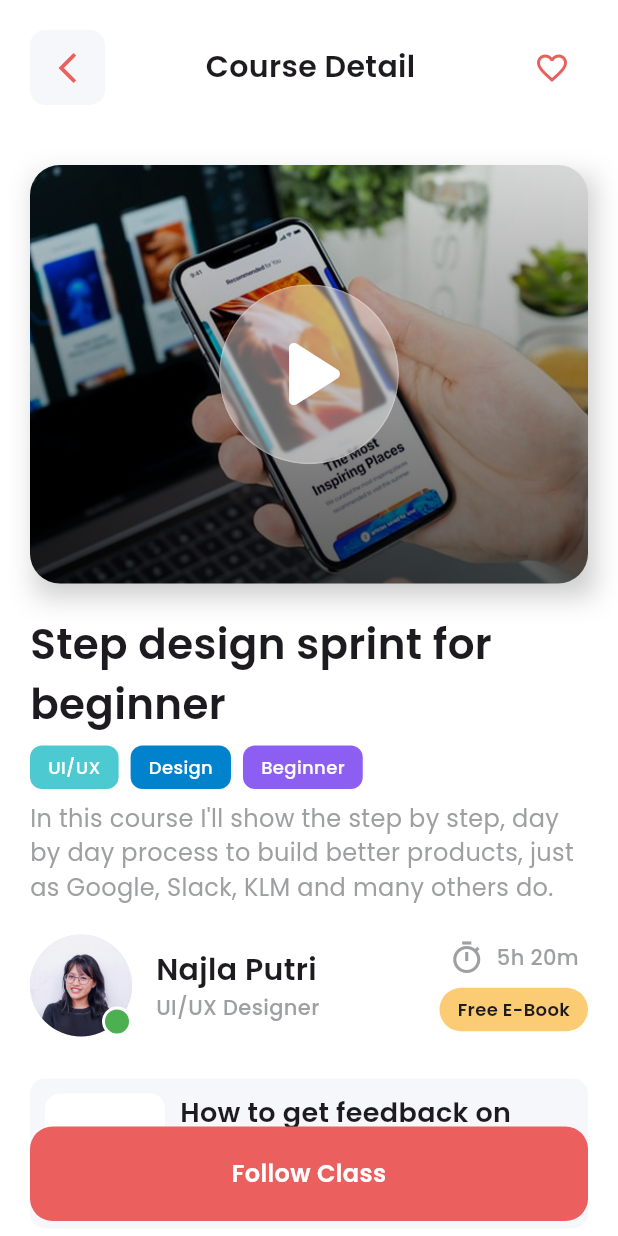
After one commit to agungkurniawanid/ajheryuk_app, a Flutter app: the DetailCardCarousel screen opened directly, on a phone screen of 412 x 824 dp. The commit adds this screen. Run offline on Flutter 3.47's test engine with Material 3 defaults, Android fonts, the phone set to English and light mode, and no system bars; our stand-ins replace flutter_riverpod, google_fonts.

Commit message:
update ui detail card course

```diff
--- a/lib/models/carousels.dart
+++ b/lib/models/carousels.dart
@@ -3,12 +3,18 @@ class CardData {
   final String duration;
   final List<String> tags;
   final String imagePath;
+  final String imageModerator;
+  final String nameModerator;
+  final String positionModerator;
 
   CardData({
     required this.title,
     required this.duration,
     required this.tags,
     required this.imagePath,
+    this.imageModerator = "",
+    this.nameModerator = "",
+    this.positionModerator = "",
   });
 }
 
@@ -18,53 +24,80 @@ final List<CardData> cardDataList = [
     duration: "4h 10m",
     tags: ["UI/UX", "Design", "Beginner"],
     imagePath: "assets/images/Base Background.png",
+    imageModerator: "assets/person/person (11).jpg",
+    nameModerator: "Najla Putri",
+    positionModerator: "UI/UX Designer",
   ),
   CardData(
     title: "Flutter Development",
     duration: "6h 45m",
     tags: ["Coding", "Flutter", "Intermediate"],
     imagePath: "assets/images/bg (2).png",
+    imageModerator: "assets/person/person (12).jpg",
+    nameModerator: "Budi Santoso",
+    positionModerator: "Flutter Developer",
   ),
   CardData(
-    title: "Advanced Training in SEO Marketing",
+    title: "SEO Marketing",
     duration: "3h 20m",
     tags: ["Marketing", "SEO", "Advanced"],
     imagePath: "assets/images/bg (3).png",
+    imageModerator: "assets/person/person (13).jpg",
+    nameModerator: "Sari Wulandari",
+    positionModerator: "Digital Marketing Specialist",
   ),
   CardData(
     title: "Business Strategy",
     duration: "5h 00m",
     tags: ["Business", "Strategy", "Pro"],
     imagePath: "assets/images/bg (4).png",
+    imageModerator: "assets/person/person (14).jpg",
+    nameModerator: "Agus Prasetyo",
+    positionModerator: "Business Analyst",
   ),
   CardData(
     title: "Photography Mastery",
     duration: "2h 50m",
     tags: ["Photography", "Editing", "Basic"],
     imagePath: "assets/images/bg (5).png",
+    imageModerator: "assets/person/person (15).jpg",
+    nameModerator: "Putri Ayuningtyas",
+    positionModerator: "Professional Photographer",
   ),
   CardData(
     title: "Copywriting Tips",
     duration: "3h 15m",
     tags: ["Writing", "Copywriting", "Expert"],
     imagePath: "assets/images/bg (6).png",
+    imageModerator: "assets/person/person (16).jpg",
+    nameModerator: "Rizki Hartono",
+    positionModerator: "Senior Copywriter",
   ),
   CardData(
     title: "Music Production",
     duration: "4h 30m",
     tags: ["Music", "Production", "Starter"],
     imagePath: "assets/images/bg (7).png",
+    imageModerator: "assets/person/person (17).jpg",
+    nameModerator: "Dian Prasetya",
+    positionModerator: "Music Producer",
   ),
   CardData(
     title: "Healthy Lifestyle",
     duration: "2h 40m",
     tags: ["Health", "Fitness", "Coach"],
     imagePath: "assets/images/bg (8).png",
+    imageModerator: "assets/person/person (18).jpg",
+    nameModerator: "Eka Susanti",
+    positionModerator: "Fitness Coach",
   ),
   CardData(
     title: "Smart Investment",
     duration: "5h 20m",
     tags: ["Finance", "Investment", "Guru"],
     imagePath: "assets/images/bg (9).png",
+    imageModerator: "assets/person/person (19).jpg",
+    nameModerator: "Fajar Nugroho",
+    positionModerator: "Investment Advisor",
   ),
 ];
--- /dev/null
+++ b/lib/screens/detail_card_carousel.dart
@@ -0,0 +1,444 @@
+import 'dart:ui';
+
+import 'package:ajheryuk/models/carousels.dart';
+import 'package:flutter/material.dart';
+import 'package:flutter_riverpod/flutter_riverpod.dart';
+import 'package:google_fonts/google_fonts.dart';
+
+class DetailCardCarousel extends ConsumerStatefulWidget {
+  const DetailCardCarousel({super.key});
+
+  @override
+  ConsumerState<ConsumerStatefulWidget> createState() =>
+      _DetailCardCarouselState();
+}
+
+class _DetailCardCarouselState extends ConsumerState<DetailCardCarousel> {
+  final List<Color> badgeColors = [
+    Color(0xFF4DC9D1),
+    Color(0xFF0082CD),
+    Color(0xFF8D5EF2),
+  ];
+
+  final data = cardDataList[0];
+
+  final List<Map<String, String>> lessonList = [
+    {
+      "title": "How to get feedback on their products in just 5 days",
+      "duration": "20:45 minutes",
+    },
+    {"title": "Creating wireframes for beginner", "duration": "15:30 minutes"},
+    {
+      "title": "Understanding user flow in product design",
+      "duration": "18:00 minutes",
+    },
+    {
+      "title": "Setting up a UX research plan & tools",
+      "duration": "22:10 minutes",
+    },
+    {
+      "title": "Conducting user interviews in Figma & Notion",
+      "duration": "19:25 minutes",
+    },
+    {
+      "title": "Synthesizing findings into design & prototype",
+      "duration": "17:45 minutes",
+    },
+    {
+      "title": "Presenting design work to stakeholders",
+      "duration": "25:00 minutes",
+    },
+  ];
+
+  @override
+  Widget build(BuildContext context) {
+    return Scaffold(
+      backgroundColor: Colors.white,
+      body: SafeArea(
+        child: Stack(
+          children: [
+            Column(
+              crossAxisAlignment: CrossAxisAlignment.start,
+              children: [
+                _detailCourseCardAppBar(context),
+                Expanded(
+                  child: SingleChildScrollView(
+                    child: Column(
+                      children: [
+                        _cardCourseItemDetail(context),
+                        Padding(
+                          padding: const EdgeInsets.symmetric(horizontal: 20.0),
+                          child: Text(
+                            "Step design sprint for beginner",
+                            style: GoogleFonts.poppins(
+                              fontSize: 28,
+                              fontWeight: FontWeight.w600,
+                            ),
+                          ),
+                        ),
+                        Padding(
+                          padding: const EdgeInsets.symmetric(
+                            horizontal: 20.0,
+                            vertical: 8,
+                          ),
+                          child: Row(
+                            children: List.generate(data.tags.length, (index) {
+                              return Padding(
+                                padding: const EdgeInsets.only(right: 8.0),
+                                child: _badgeTag(
+                                  data.tags[index],
+                                  badgeColors[index % badgeColors.length],
+                                ),
+                              );
+                            }),
+                          ),
+                        ),
+                        Padding(
+                          padding: const EdgeInsets.symmetric(horizontal: 20.0),
+                          child: Text(
+                            "In this course I'll show the step by step, day by day process to build better products, just as Google, Slack, KLM and many others do.",
+                            style: GoogleFonts.poppins(
+                              fontSize: 16,
+                              color: Color(0xFF9D9FA0),
+                              fontWeight: FontWeight.normal,
+                            ),
+                          ),
+                        ),
+                        _moderatorCourse(),
+                        ...lessonList.asMap().entries.map((entry) {
+                          int index = entry.key;
+                          var item = entry.value;
+                          return Padding(
+                            padding: const EdgeInsets.symmetric(
+                              horizontal: 20.0,
+                            ),
+                            child: _listLessonItems(
+                              context,
+                              title: item["title"]!,
+                              duration: item["duration"]!,
+                              isEven: index % 2 == 0,
+                            ),
+                          );
+                        }).toList(),
+                        const SizedBox(height: 20),
+                      ],
+                    ),
+                  ),
+                ),
+              ],
+            ),
+            Positioned(
+              bottom: 10,
+              left: 0,
+              right: 0,
+              child: Center(
+                child: Padding(
+                  padding: const EdgeInsets.symmetric(horizontal: 20.0),
+                  child: ClipRRect(
+                    clipBehavior: Clip.none,
+                    borderRadius: BorderRadius.circular(15),
+                    child: Container(
+                      width: MediaQuery.of(context).size.width,
+                      padding: const EdgeInsets.symmetric(
+                        horizontal: 30,
+                        vertical: 20,
+                      ),
+                      decoration: BoxDecoration(
+                        color: const Color(0xFFEC5F5F),
+                        borderRadius: BorderRadius.circular(15),
+                      ),
+                      child: Text(
+                        "Follow Class",
+                        textAlign: TextAlign.center,
+                        style: GoogleFonts.poppins(
+                          fontSize: 16,
+                          fontWeight: FontWeight.w600,
+                          color: Colors.white,
+                        ),
+                      ),
+                    ),
+                  ),
+                ),
+              ),
+            ),
+          ],
+        ),
+      ),
+    );
+  }
+}
+
+Widget _detailCourseCardAppBar(context) {
+  return Padding(
+    padding: const EdgeInsets.all(20.0),
+    child: Row(
+      mainAxisAlignment: MainAxisAlignment.spaceBetween,
+      children: [
+        Container(
+          width: 50,
+          height: 50,
+          decoration: BoxDecoration(
+            color: Color(0xFFF6F7FA),
+            borderRadius: BorderRadius.circular(10),
+          ),
+          child: IconButton(
+            icon: const Icon(
+              Icons.arrow_back_ios_new,
+              color: Color(0xFFEC5F5F),
+            ),
+            onPressed: () {
+              Navigator.pop(context);
+            },
+          ),
+        ),
+        Text(
+          "Course Detail",
+          style: GoogleFonts.poppins(fontSize: 20, fontWeight: FontWeight.w600),
+        ),
+        IconButton(
+          icon: const Icon(Icons.favorite_outline, color: Color(0xFFEC5F5F)),
+          onPressed: () {},
+        ),
+      ],
+    ),
+  );
+}
+
+Widget _badgeTag(String text, Color bgColor) {
+  return Container(
+    padding: const EdgeInsets.symmetric(horizontal: 12.0, vertical: 6.0),
+    decoration: BoxDecoration(
+      color: bgColor,
+      borderRadius: BorderRadius.circular(8),
+    ),
+    child: Text(
+      text,
+      style: GoogleFonts.poppins(
+        fontSize: 12,
+        fontWeight: FontWeight.w500,
+        color: Colors.white,
+      ),
+    ),
+  );
+}
+
+Widget _listLessonItems(
+  BuildContext context, {
+  required String title,
+  required String duration,
+  required bool isEven,
+}) {
+  return Container(
+    width: MediaQuery.of(context).size.width,
+    margin: const EdgeInsets.symmetric(vertical: 8),
+    padding: const EdgeInsets.all(10.0),
+    decoration: BoxDecoration(
+      color: Color(0xFFF6F7FA),
+      borderRadius: BorderRadius.circular(10),
+    ),
+    child: Row(
+      crossAxisAlignment: CrossAxisAlignment.start,
+      children: [
+        Container(
+          padding: const EdgeInsets.all(20.0),
+          width: 80,
+          height: 80,
+          decoration: BoxDecoration(
+            color: isEven ? Colors.white : Color(0xFFEC5F5F),
+            borderRadius: BorderRadius.circular(10),
+          ),
+          child: Center(
+            child: Icon(
+              Icons.play_arrow,
+              color: isEven ? Color(0xFFEC5F5F) : Colors.white,
+              size: 40,
+            ),
+          ),
+        ),
+        const SizedBox(width: 10),
+        Expanded(
+          child: SizedBox(
+            height: 80,
+            child: Column(
+              crossAxisAlignment: CrossAxisAlignment.start,
+              children: [
+                Text(
+                  title,
+                  maxLines: 2,
+                  overflow: TextOverflow.ellipsis,
+                  style: GoogleFonts.poppins(
+                    fontSize: 18,
+                    fontWeight: FontWeight.w600,
+                  ),
+                ),
+                Spacer(),
+                Text(
+                  duration,
+                  style: GoogleFonts.poppins(
+                    fontSize: 14,
+                    fontWeight: FontWeight.w500,
+                    color: Color(0xFF9D9FA0),
+                  ),
+                ),
+              ],
+            ),
+          ),
+        ),
+      ],
+    ),
+  );
+}
+
+Widget _moderatorCourse() {
+  return Container(
+    padding: const EdgeInsets.all(20.0),
+    decoration: BoxDecoration(color: Colors.white),
+    child: Row(
+      mainAxisAlignment: MainAxisAlignment.spaceBetween,
+      children: [
+        Row(
+          children: [
+            Stack(
+              children: [
+                CircleAvatar(
+                  backgroundImage: AssetImage("assets/person/person (11).jpg"),
+                  radius: 34,
+                ),
+                Positioned(
+                  bottom: 0,
+                  right: 0,
+                  child: Container(
+                    width: 20,
+                    height: 20,
+                    decoration: BoxDecoration(
+                      color: Colors.green,
+                      shape: BoxShape.circle,
+                      border: Border.all(color: Colors.white, width: 2),
+                    ),
+                  ),
+                ),
+              ],
+            ),
+            const SizedBox(width: 16),
+            Column(
+              crossAxisAlignment: CrossAxisAlignment.start,
+              children: [
+                Text(
+                  "Najla Putri",
+                  style: GoogleFonts.poppins(
+                    fontSize: 20,
+                    fontWeight: FontWeight.w600,
+                  ),
+                ),
+                Text(
+                  "UI/UX Designer",
+                  style: GoogleFonts.poppins(
+                    fontSize: 14,
+                    fontWeight: FontWeight.w500,
+                    color: Color(0xFF9D9FA0),
+                  ),
+                ),
+              ],
+            ),
+          ],
+        ),
+        Column(
+          children: [
+            Row(
+              children: [
+                Icon(Icons.timer_outlined, color: Color(0xFF9D9FA0)),
+                const SizedBox(width: 8),
+                Text(
+                  "5h 20m",
+                  style: GoogleFonts.poppins(
+                    fontSize: 14,
+                    fontWeight: FontWeight.w500,
+                    color: Color(0xFF9D9FA0),
+                  ),
+                ),
+              ],
+            ),
+            const SizedBox(height: 8),
+            Container(
+              padding: const EdgeInsets.symmetric(
+                horizontal: 12.0,
+                vertical: 6.0,
+              ),
+              decoration: BoxDecoration(
+                color: Color(0xFFFCCC75),
+                borderRadius: BorderRadius.circular(100),
+              ),
+              child: Text(
+                "Free E-Book",
+                style: GoogleFonts.poppins(
+                  fontSize: 12,
+                  fontWeight: FontWeight.w600,
+                ),
+              ),
+            ),
+          ],
+        ),
+      ],
+    ),
+  );
+}
+
+Widget _cardCourseItemDetail(BuildContext context) {
+  return Padding(
+    padding: const EdgeInsets.all(20.0),
+    child: Container(
+      decoration: BoxDecoration(
+        boxShadow: [
+          BoxShadow(
+            color: Colors.black.withOpacity(0.20),
+            blurRadius: 14,
+            spreadRadius: 0,
+            offset: const Offset(4, 8),
+          ),
+        ],
+      ),
+      child: Stack(
+        alignment: Alignment.center,
+        children: [
+          AspectRatio(
+            aspectRatio: 16 / 12,
+            child: ClipRRect(
+              borderRadius: BorderRadius.circular(20),
+              child: Image.asset(
+                "assets/images/Base Background.png",
+                width: MediaQuery.of(context).size.width,
+                fit: BoxFit.cover,
+              ),
+            ),
+          ),
+          Positioned(
+            child: ClipOval(
+              child: BackdropFilter(
+                filter: ImageFilter.blur(sigmaX: 1, sigmaY: 1),
+                child: Container(
+                  width: 120,
+                  height: 120,
+                  decoration: BoxDecoration(
+                    color: Colors.white.withOpacity(0.4),
+                    shape: BoxShape.circle,
+                    border: Border.all(
+                      color: Colors.white.withOpacity(0.2),
+                      width: 1,
+                    ),
+                  ),
+                  child: const Center(
+                    child: Icon(
+                      Icons.play_arrow_rounded,
+                      color: Colors.white,
+                      size: 80,
+                    ),
+                  ),
+                ),
+              ),
+            ),
+          ),
+        ],
+      ),
+    ),
+  );
+}
--- a/lib/widgets/widget_card_course.dart
+++ b/lib/widgets/widget_card_course.dart
@@ -1,5 +1,6 @@
 import 'dart:ui';
 import 'package:ajheryuk/models/carousels.dart';
+import 'package:ajheryuk/screens/detail_card_carousel.dart';
 import 'package:flutter/material.dart';
 import 'package:flutter_riverpod/flutter_riverpod.dart';
 import 'package:google_fonts/google_fonts.dart';
@@ -124,7 +125,14 @@ Widget _cardCourseItems(BuildContext context, int cardIndex) {
       ? cardDataList[cardIndex]
       : cardDataList[0];
 
-  return Container(
+  return InkWell(
+    onTap: () => {
+      Navigator.push(
+        context,
+        MaterialPageRoute(builder: (context) => DetailCardCarousel()),
+      ),
+    },
+    child: Container(
       width: 320,
       height: 400,
       decoration: BoxDecoration(
@@ -170,7 +178,6 @@ Widget _cardCourseItems(BuildContext context, int cardIndex) {
                 fontSize: 22,
               ),
             ),
-          SizedBox(height: 5),
             Row(
               children: [
                 Icon(Icons.timer_outlined, color: Colors.white),
@@ -182,7 +189,7 @@ Widget _cardCourseItems(BuildContext context, int cardIndex) {
             ),
             SizedBox(height: 10),
             SizedBox(
-            height: 30,
+              height: 25,
               child: ListView.builder(
                 scrollDirection: Axis.horizontal,
                 itemCount: data.tags.length,
@@ -199,13 +206,47 @@ Widget _cardCourseItems(BuildContext context, int cardIndex) {
                       style: GoogleFonts.poppins(
                         color: Colors.white,
                         fontWeight: FontWeight.bold,
+                        fontSize: 10,
                       ),
                     ),
                   ),
                 ),
               ),
             ),
+            Padding(
+              padding: const EdgeInsets.only(top: 10.0, left: 10.0),
+              child: Row(
+                children: [
+                  CircleAvatar(
+                    radius: 24,
+                    backgroundImage: AssetImage(data.imageModerator),
+                  ),
+                  SizedBox(width: 10),
+                  Column(
+                    crossAxisAlignment: CrossAxisAlignment.start,
+                    children: [
+                      Text(
+                        data.nameModerator,
+                        style: GoogleFonts.poppins(
+                          color: Colors.white,
+                          fontWeight: FontWeight.bold,
+                        ),
+                      ),
+                      Text(
+                        data.positionModerator,
+                        style: GoogleFonts.poppins(
+                          color: Colors.white,
+                          fontSize: 12,
+                          fontWeight: FontWeight.normal,
+                        ),
+                      ),
                     ],
+                  ),
+                ],
+              ),
+            ),
+          ],
+        ),
       ),
     ),
   );
```
Lines whose indentation alone changed are shown as unchanged.
